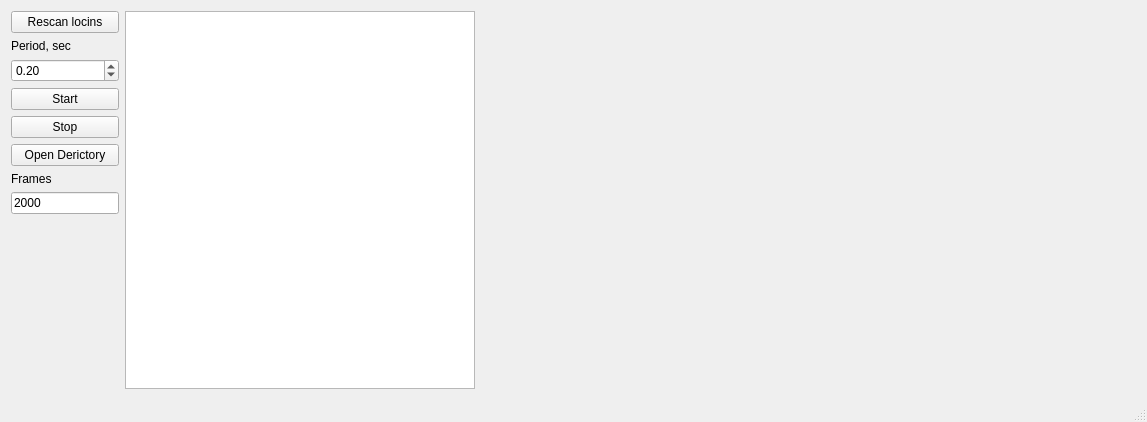
The window that mainwindow.ui (Nikita-Presnov/Qlockin) describes before a commit, drawn with Qt 5.
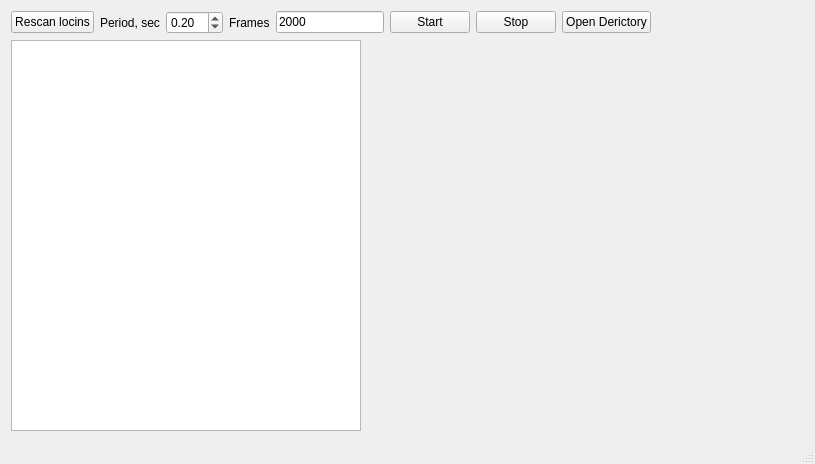
The same window after the commit. Custom widgets are drawn as their Qt base class.

The edit to the form file:
```diff
--- a/mainwindow.ui
+++ b/mainwindow.ui
@@ -6,8 +6,8 @@
    <rect>
     <x>0</x>
     <y>0</y>
-    <width>1147</width>
-    <height>422</height>
+    <width>815</width>
+    <height>464</height>
    </rect>
   </property>
   <property name="windowTitle">
@@ -15,8 +15,8 @@
   </property>
   <widget class="QWidget" name="centralWidget">
    <layout class="QGridLayout" name="gridLayout">
-    <item row="0" column="0">
-     <layout class="QVBoxLayout" name="verticalLayout_2">
+    <item row="0" column="0" colspan="2">
+     <layout class="QHBoxLayout" name="horizontalLayout">
       <item>
        <widget class="QPushButton" name="rescan_button">
         <property name="text">
@@ -47,6 +47,32 @@
         </property>
        </widget>
       </item>
+      <item>
+       <widget class="QLabel" name="label">
+        <property name="sizePolicy">
+         <sizepolicy hsizetype="Minimum" vsizetype="Preferred">
+          <horstretch>0</horstretch>
+          <verstretch>0</verstretch>
+         </sizepolicy>
+        </property>
+        <property name="text">
+         <string>Frames</string>
+        </property>
+       </widget>
+      </item>
+      <item>
+       <widget class="QLineEdit" name="lineEdit">
+        <property name="sizePolicy">
+         <sizepolicy hsizetype="Fixed" vsizetype="Fixed">
+          <horstretch>0</horstretch>
+          <verstretch>0</verstretch>
+         </sizepolicy>
+        </property>
+        <property name="text">
+         <string>2000</string>
+        </property>
+       </widget>
+      </item>
       <item>
        <widget class="QPushButton" name="start_botton">
         <property name="sizePolicy">
@@ -81,89 +107,21 @@
        </widget>
       </item>
       <item>
-       <widget class="QLabel" name="label">
-        <property name="sizePolicy">
-         <sizepolicy hsizetype="Minimum" vsizetype="Preferred">
-          <horstretch>0</horstretch>
-          <verstretch>0</verstretch>
-         </sizepolicy>
-        </property>
-        <property name="text">
-         <string>Frames</string>
-        </property>
-       </widget>
-      </item>
-      <item>
-       <widget class="QLineEdit" name="lineEdit">
-        <property name="sizePolicy">
-         <sizepolicy hsizetype="Fixed" vsizetype="Fixed">
-          <horstretch>0</horstretch>
-          <verstretch>0</verstretch>
-         </sizepolicy>
-        </property>
-        <property name="text">
-         <string>2000</string>
-        </property>
-       </widget>
-      </item>
-      <item>
-       <spacer name="verticalSpacer">
+       <spacer name="horizontalSpacer">
         <property name="orientation">
-         <enum>Qt::Vertical</enum>
+         <enum>Qt::Horizontal</enum>
         </property>
         <property name="sizeHint" stdset="0">
          <size>
-          <width>20</width>
-          <height>40</height>
+          <width>40</width>
+          <height>20</height>
          </size>
         </property>
        </spacer>
       </item>
      </layout>
     </item>
-    <item row="0" column="2">
-     <layout class="QVBoxLayout" name="verticalLayout">
-      <item>
-       <widget class="QwtPlot" name="qwtPlot_refrence_r">
-        <property name="sizePolicy">
-         <sizepolicy hsizetype="MinimumExpanding" vsizetype="Expanding">
-          <horstretch>0</horstretch>
-          <verstretch>0</verstretch>
-         </sizepolicy>
-        </property>
-        <property name="canvasBackground">
-         <brush brushstyle="SolidPattern">
-          <color alpha="255">
-           <red>255</red>
-           <green>255</green>
-           <blue>255</blue>
-          </color>
-         </brush>
-        </property>
-       </widget>
-      </item>
-      <item>
-       <widget class="QwtPlot" name="qwtPlot_refrence_signal">
-        <property name="sizePolicy">
-         <sizepolicy hsizetype="MinimumExpanding" vsizetype="Expanding">
-          <horstretch>0</horstretch>
-          <verstretch>0</verstretch>
-         </sizepolicy>
-        </property>
-        <property name="canvasBackground">
-         <brush brushstyle="SolidPattern">
-          <color alpha="255">
-           <red>255</red>
-           <green>255</green>
-           <blue>255</blue>
-          </color>
-         </brush>
-        </property>
-       </widget>
-      </item>
-     </layout>
-    </item>
-    <item row="0" column="1">
+    <item row="1" column="0">
      <widget class="QTextBrowser" name="textBrowser">
       <property name="sizePolicy">
        <sizepolicy hsizetype="Fixed" vsizetype="Expanding">
@@ -194,6 +152,48 @@
       </property>
      </widget>
     </item>
+    <item row="1" column="1">
+     <layout class="QVBoxLayout" name="verticalLayout">
+      <item>
+       <widget class="QwtPlot" name="qwtPlot_reference_r">
+        <property name="sizePolicy">
+         <sizepolicy hsizetype="MinimumExpanding" vsizetype="Expanding">
+          <horstretch>0</horstretch>
+          <verstretch>0</verstretch>
+         </sizepolicy>
+        </property>
+        <property name="canvasBackground">
+         <brush brushstyle="SolidPattern">
+          <color alpha="255">
+           <red>255</red>
+           <green>255</green>
+           <blue>255</blue>
+          </color>
+         </brush>
+        </property>
+       </widget>
+      </item>
+      <item>
+       <widget class="QwtPlot" name="qwtPlot_reference_signal">
+        <property name="sizePolicy">
+         <sizepolicy hsizetype="MinimumExpanding" vsizetype="Expanding">
+          <horstretch>0</horstretch>
+          <verstretch>0</verstretch>
+         </sizepolicy>
+        </property>
+        <property name="canvasBackground">
+         <brush brushstyle="SolidPattern">
+          <color alpha="255">
+           <red>255</red>
+           <green>255</green>
+           <blue>255</blue>
+          </color>
+         </brush>
+        </property>
+       </widget>
+      </item>
+     </layout>
+    </item>
    </layout>
   </widget>
   <widget class="QMenuBar" name="menuBar">
```
Left out of the diff: 4 changed lines with no effect on the pictures.
